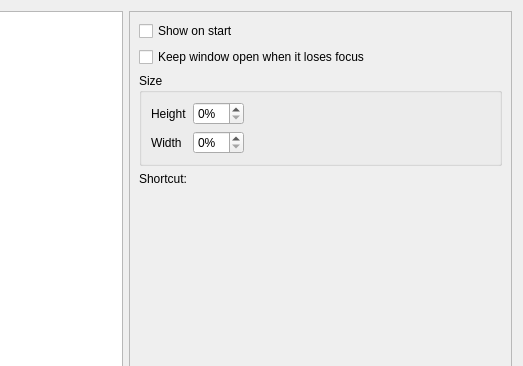
Qt form src/forms/propertiesdialog.ui (lxqt/qterminal) before a commit; both pictures show x 177 to 700 and y 0 to 366 of the 700 by 700 pixel window.
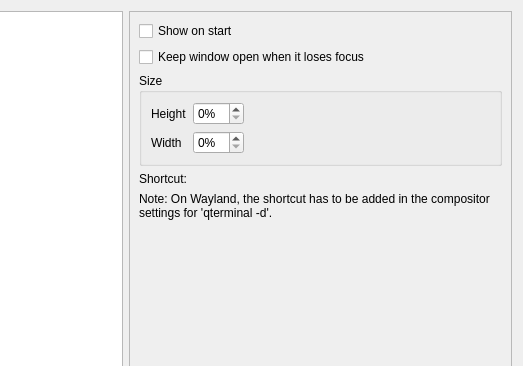
The same form after that commit. The open tabs and pages were chosen to show the change. Icons and pictures are not drawn.

Commit message:
Added hint on dopdown shortcut under Wayland (#1151)
* Added hint on dopdown shortcut under Wayland

… to Terminal settings → Dropdown → Shortcut.

* Changed the label text

Patch:
```diff
--- a/src/forms/propertiesdialog.ui
+++ b/src/forms/propertiesdialog.ui
@@ -982,6 +982,16 @@
          </item>
         </layout>
        </item>
+       <item>
+        <widget class="QLabel" name="waylandLabel">
+         <property name="text">
+          <string>Note: On Wayland, the shortcut has to be added in the compositor settings for 'qterminal -d'.</string>
+         </property>
+         <property name="wordWrap">
+          <bool>true</bool>
+         </property>
+        </widget>
+       </item>
        <item>
         <spacer name="verticalSpacer_5">
          <property name="orientation">
```
The commit also changes 1 other file.
